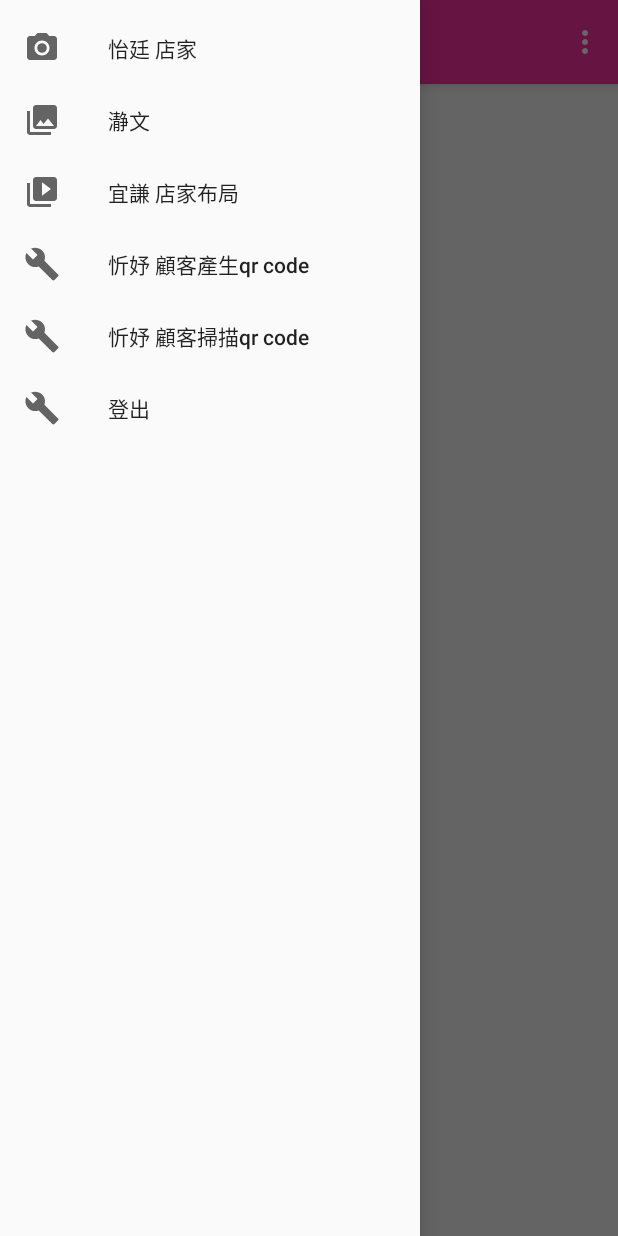
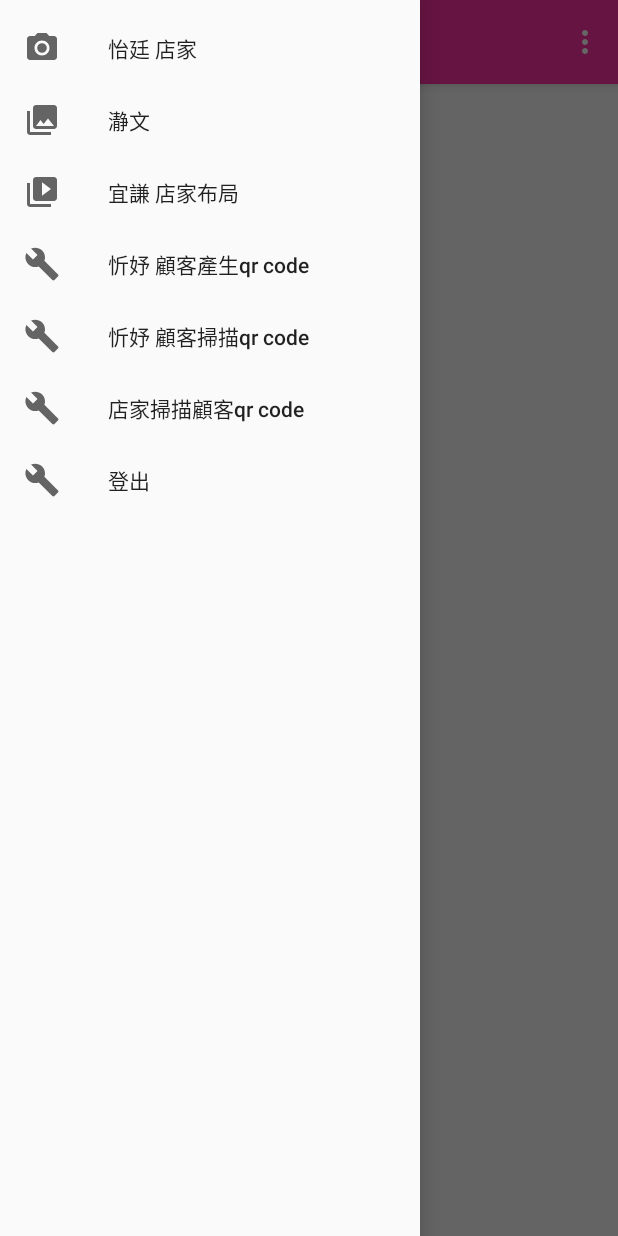
Before and after one commit to YunChiou/home, an Android app: the NavigationbarActivity screen opened directly, with no data from a screen before it, with the side drawer open, on a phone screen of 412 x 824 dp. Run offline under Robolectric (Android 15) with nearby library versions, the phone set to English and light mode, and no system bars.

Commit message:
增加一個drawer

```diff
--- a/app/src/main/java/com/example/asus/home/NavigationbarActivity.java
+++ b/app/src/main/java/com/example/asus/home/NavigationbarActivity.java
@@ -83,6 +83,11 @@ public class NavigationbarActivity extends AppCompatActivity implements Navigati
             intent.setClass(NavigationbarActivity.this, QRcode_Scanner.class);
             startActivity(intent);
         }
+        else if(id == R.id.sixth){
+            Intent intent = new Intent();
+            intent.setClass(NavigationbarActivity.this, QRcode_Scanner_Boss.class);
+            startActivity(intent);
+        }
         else if(id == R.id.logout){
             Intent intent = new Intent();
             intent.setClass(NavigationbarActivity.this, MainActivity.class);
--- a/app/src/main/res/menu/activity_main_drawer.xml
+++ b/app/src/main/res/menu/activity_main_drawer.xml
@@ -23,6 +23,11 @@
             android:icon="@drawable/ic_menu_manage"
             android:title="忻妤 顧客掃描qr code" />
         <item
+            android:id="@+id/sixth"
+            android:icon="@drawable/ic_menu_manage"
+            android:title="店家掃描顧客qr code" />
+
+        <item
             android:id="@+id/logout"
             android:icon="@drawable/ic_menu_manage"
             android:title="登出" />
--- /dev/null
+++ b/app/src/main/res/values/ids.xml
@@ -0,0 +1,4 @@
+<?xml version="1.0" encoding="utf-8"?>
+<resources>
+    <item name="sixth" type="id" />
+</resources>
```
